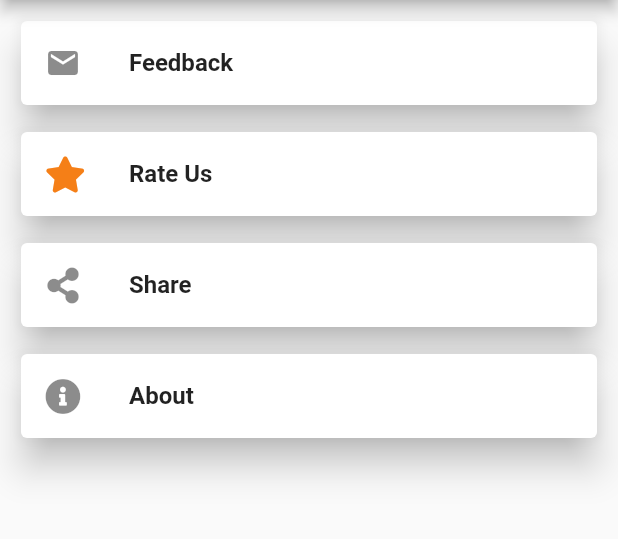
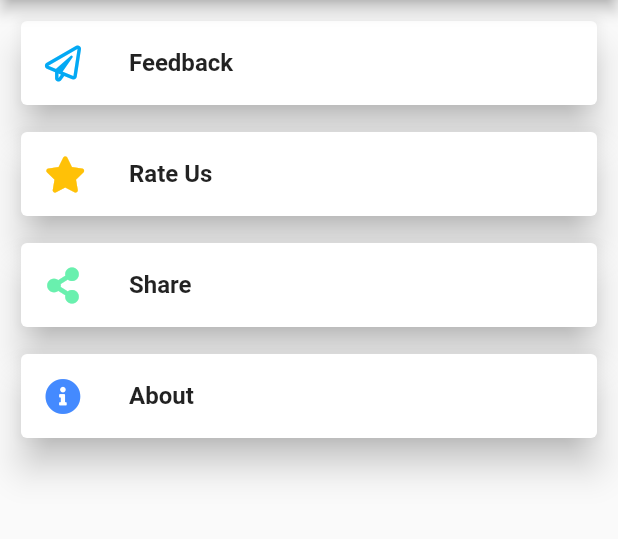
Before and after one commit to naveenjujaray/Matrimony, a Flutter app: the SettingsPage screen opened directly, after a tap on "About", on a phone screen of 412 x 824 dp, the part 84-623 px from its top. Run offline on Flutter 3.47's test engine with Material 2 defaults, Android fonts, the light colour scheme and no system bars; our stand-ins replace adaptive_theme, bloc, font_awesome_flutter, google_fonts; missing offline and left inert: about, wiredash.

Commit message:
initial commit

```diff
--- a/lib/pages/settingspage.dart
+++ b/lib/pages/settingspage.dart
@@ -36,7 +36,7 @@ class _SettingsPageState extends State<SettingsPage> {
                       ),
                     ),
                     leading: Icon(
-                      Icons.mail,
+                      FontAwesomeIcons.paperPlane, color: Colors.lightBlue,
                     ),
                     onTap: () => Wiredash.of(context)?.show(),
                   ),
@@ -55,7 +55,7 @@ class _SettingsPageState extends State<SettingsPage> {
                     ),
                     leading: Icon(
                       FontAwesomeIcons.solidStar,
-                      color: Colors.yellow[900],
+                      color: Colors.amber,
                     ),
                     onTap: null,
                   ),
@@ -72,7 +72,7 @@ class _SettingsPageState extends State<SettingsPage> {
                         fontWeight: FontWeight.bold,
                       ),
                     ),
-                    leading: Icon(FontAwesomeIcons.shareAlt),
+                    leading: Icon(FontAwesomeIcons.shareAlt, color: Colors.greenAccent,),
                     onTap: null,
                   ),
                 ),
@@ -88,7 +88,7 @@ class _SettingsPageState extends State<SettingsPage> {
                         fontWeight: FontWeight.bold,
                       ),
                     ),
-                    leading: Icon(FontAwesomeIcons.infoCircle),
+                    leading: Icon(FontAwesomeIcons.infoCircle,color: Colors.blueAccent,),
                     onTap: () {
                       //Navigator.push(context, MaterialPageRoute(builder: (context) => AboutPage()));//
                       showAboutPage(
@@ -99,34 +99,34 @@ class _SettingsPageState extends State<SettingsPage> {
                             'Displays an About dialog, which describes the application.'),
                         children: <Widget>[
                           MarkdownPageListTile(
-                            icon: Icon(Icons.list),
+                            icon: Icon(Icons.list, color: Colors.deepPurpleAccent,),
                             title: const Text('Changelog'),
                             filename: 'CHANGELOG.md',
                           ),
                           MarkdownPageListTile(
                             filename: 'CONTRIBUTING.md',
                             title: Text('Contributing'),
-                            icon: Icon(Icons.share),
+                            icon: Icon(Icons.share, color: Colors.greenAccent,),
                           ),
                           MarkdownPageListTile(
                             filename: 'CODE_OF_CONDUCT.md',
                             title: Text('Code of conduct'),
-                            icon: Icon(Icons.sentiment_satisfied),
+                            icon: Icon(Icons.sentiment_satisfied, color: Colors.blueAccent),
                           ),
                           MarkdownPageListTile(
                             filename: 'LICENSE.md',
                             title: Text('View License'),
-                            icon: Icon(Icons.description),
+                            icon: Icon(Icons.description, color: Colors.amberAccent,),
                           ),
                           LicensesPageListTile(
                             title: Text('Open Source Licenses'),
-                            icon: Icon(Icons.favorite),
+                            icon: Icon(Icons.favorite,color: Colors.redAccent,),
                           ),
                         ],
                         applicationIcon: const SizedBox(
                           width: 100,
                           height: 100,
-                          child: Icon(FontAwesomeIcons.bookOpen,color: Colors.amber,),
+                          child: Icon(FontAwesomeIcons.heart,color: Colors.redAccent,),
                         ),
                       );
                     },
--- a/pubspec.yaml
+++ b/pubspec.yaml
@@ -35,7 +35,7 @@ dependencies:
   url_launcher: ^6.0.9
   bloc: ^7.1.0
   wiredash: ^0.7.0+1
-
+  responsive_framework: ^0.1.4
 dev_dependencies:
   flutter_test:
     sdk: flutter
```
Also changed, not shown: pubspec.lock.
